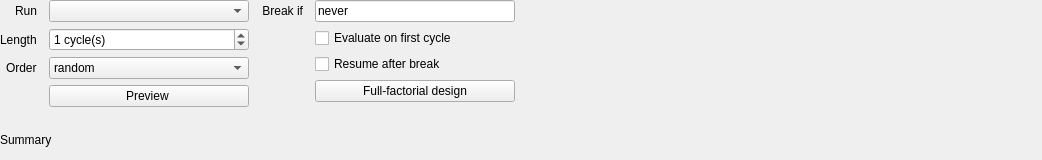
Qt form resources/ui/widgets/loop_widget.ui (open-cogsci/OpenSesame) before a commit.
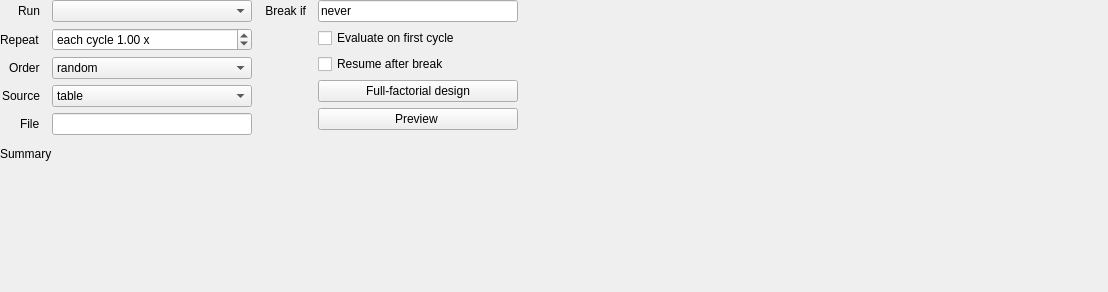
The same form after that commit. Icons and pictures are not drawn. Custom widgets are drawn as their Qt base class.

Commit message: loop: various updates - specify repeat instead of length - allow source file

```diff
--- a/resources/ui/widgets/loop_widget.ui
+++ b/resources/ui/widgets/loop_widget.ui
@@ -6,8 +6,8 @@
    <rect>
     <x>0</x>
     <y>0</y>
-    <width>1042</width>
-    <height>160</height>
+    <width>1108</width>
+    <height>292</height>
    </rect>
   </property>
   <property name="windowTitle">
@@ -97,32 +97,7 @@
             </sizepolicy>
            </property>
            <property name="text">
-            <string>Length</string>
-           </property>
-          </widget>
-         </item>
-         <item row="1" column="1">
-          <widget class="QSpinBox" name="spinbox_length">
-           <property name="sizePolicy">
-            <sizepolicy hsizetype="Fixed" vsizetype="Fixed">
-             <horstretch>0</horstretch>
-             <verstretch>0</verstretch>
-            </sizepolicy>
-           </property>
-           <property name="minimumSize">
-            <size>
-             <width>200</width>
-             <height>0</height>
-            </size>
-           </property>
-           <property name="suffix">
-            <string> cycle(s)</string>
-           </property>
-           <property name="maximum">
-            <number>10000000</number>
-           </property>
-           <property name="value">
-            <number>1</number>
+            <string>Repeat</string>
            </property>
           </widget>
          </item>
@@ -180,20 +155,79 @@
           </widget>
          </item>
          <item row="3" column="1">
-          <widget class="QPushButton" name="button_preview">
+          <widget class="QComboBox" name="combobox_source">
+           <property name="sizePolicy">
+            <sizepolicy hsizetype="Fixed" vsizetype="Fixed">
+             <horstretch>0</horstretch>
+             <verstretch>0</verstretch>
+            </sizepolicy>
+           </property>
            <property name="minimumSize">
             <size>
              <width>200</width>
              <height>0</height>
             </size>
            </property>
+           <item>
+            <property name="text">
+             <string notr="true">table</string>
+            </property>
+            <property name="icon">
+             <iconset theme="x-office-spreadsheet"/>
+            </property>
+           </item>
+           <item>
+            <property name="text">
+             <string notr="true">file</string>
+            </property>
+            <property name="icon">
+             <iconset theme="folder-open"/>
+            </property>
+           </item>
+          </widget>
+         </item>
+         <item row="3" column="0">
+          <widget class="QLabel" name="label_source">
            <property name="text">
-            <string>Preview </string>
+            <string>Source</string>
            </property>
-           <property name="icon">
-            <iconset theme="x-office-spreadsheet">
-             <normaloff/>
-            </iconset>
+          </widget>
+         </item>
+         <item row="4" column="0">
+          <widget class="QLabel" name="label_source_file">
+           <property name="text">
+            <string>File</string>
+           </property>
+          </widget>
+         </item>
+         <item row="4" column="1">
+          <widget class="pool_select" name="edit_source_file"/>
+         </item>
+         <item row="1" column="1">
+          <widget class="QDoubleSpinBox" name="spinbox_repeat">
+           <property name="sizePolicy">
+            <sizepolicy hsizetype="Fixed" vsizetype="Fixed">
+             <horstretch>0</horstretch>
+             <verstretch>0</verstretch>
+            </sizepolicy>
+           </property>
+           <property name="minimumSize">
+            <size>
+             <width>200</width>
+             <height>0</height>
+            </size>
+           </property>
+           <property name="prefix">
+            <string>each cycle </string>
+           </property>
+           <property name="suffix">
+            <string> x</string>
+           </property>
+           <property name="maximum">
+            <double>10000.000000000000000</double>
+           </property>
+           <property name="value">
+            <double>1.000000000000000</double>
            </property>
           </widget>
          </item>
@@ -282,6 +316,24 @@
            </property>
           </widget>
          </item>
+         <item row="4" column="1">
+          <widget class="QPushButton" name="button_preview">
+           <property name="minimumSize">
+            <size>
+             <width>200</width>
+             <height>0</height>
+            </size>
+           </property>
+           <property name="text">
+            <string>Preview </string>
+           </property>
+           <property name="icon">
+            <iconset theme="x-office-spreadsheet">
+             <normaloff/>
+            </iconset>
+           </property>
+          </widget>
+         </item>
         </layout>
        </widget>
       </item>
@@ -298,6 +350,16 @@
      </property>
     </widget>
    </item>
+   <item>
+    <widget class="QWidget" name="spacer" native="true">
+     <property name="sizePolicy">
+      <sizepolicy hsizetype="Preferred" vsizetype="Expanding">
+       <horstretch>0</horstretch>
+       <verstretch>0</verstretch>
+      </sizepolicy>
+     </property>
+    </widget>
+   </item>
   </layout>
  </widget>
  <customwidgets>
@@ -306,6 +368,11 @@
    <extends>QComboBox</extends>
    <header>libqtopensesame._input.item_combobox.h</header>
   </customwidget>
+  <customwidget>
+   <class>pool_select</class>
+   <extends>QLineEdit</extends>
+   <header>libqtopensesame/_input/pool_select.h</header>
+  </customwidget>
  </customwidgets>
  <resources/>
  <connections/>
```
Left out of the diff: 18 changed lines with no effect on the pictures. The commit also changes 2 other files.
